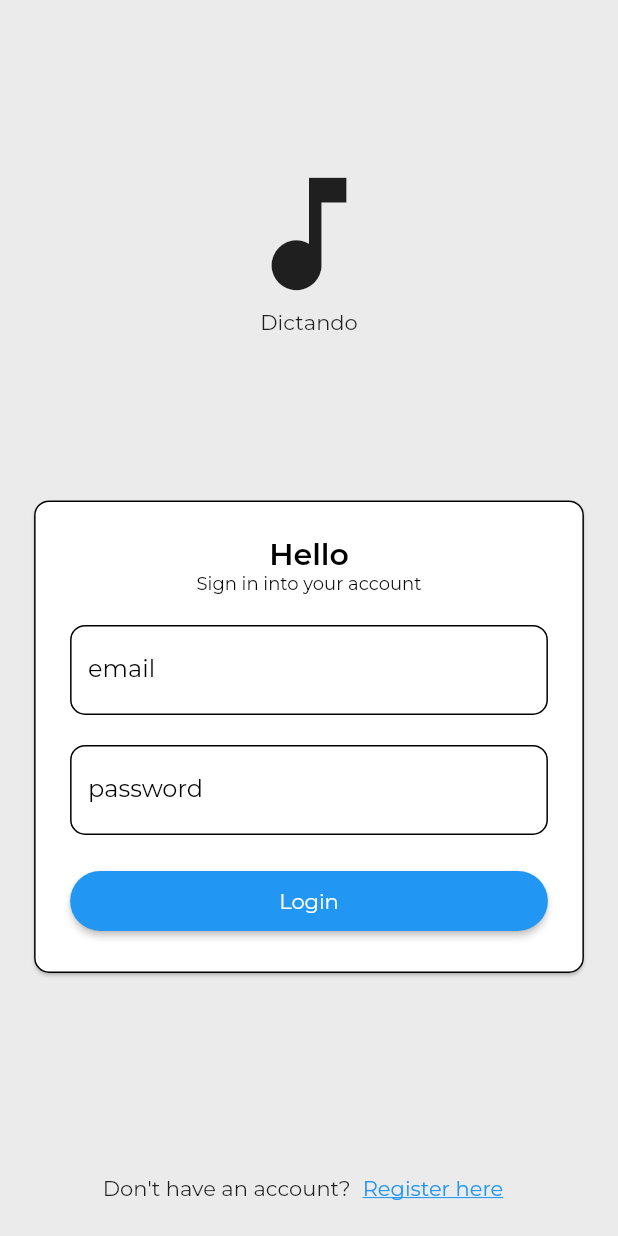
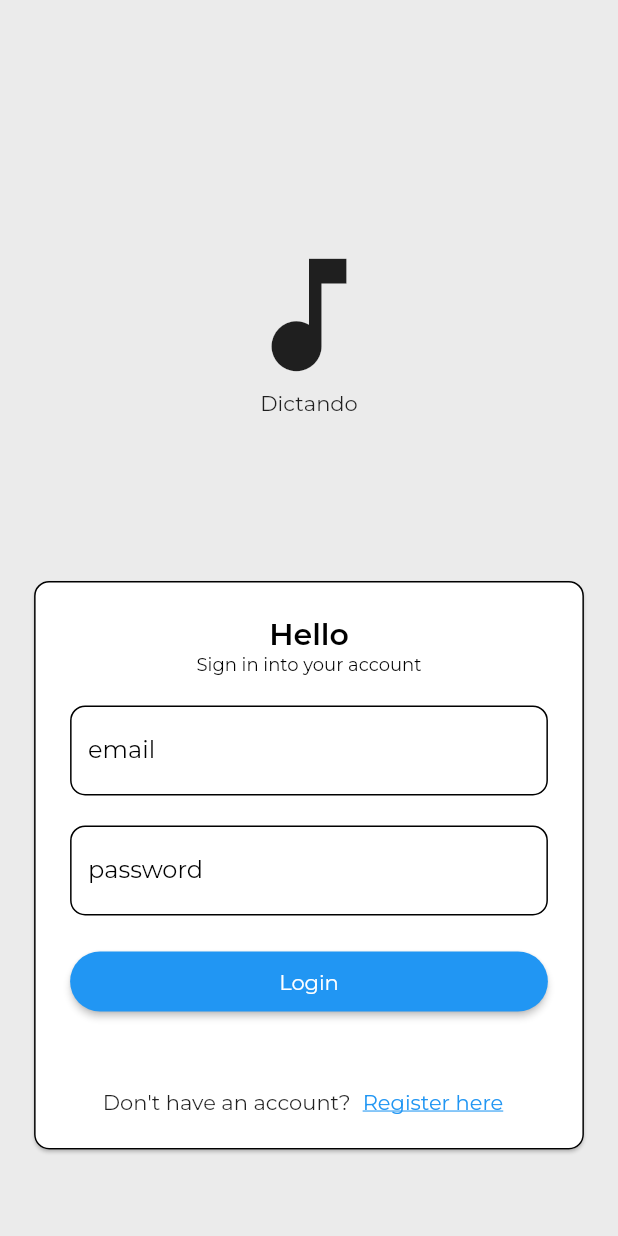
Before and after one commit to zoskar/tranquillo, a Flutter app: the screen it shows after launch, on a phone screen of 412 x 824 dp. Run offline on Flutter 3.47's test engine with Material 2 defaults, Android fonts, the phone set to English and light mode, and no system bars; drawn by our look-alikes of flutter_form_builder; our stand-ins replace firebase_auth, firebase_core, firebase_database, flutter_bloc, flutter_hooks; accounts and stored records are empty.

```diff
--- a/lib/data/classes.dart
+++ b/lib/data/classes.dart
@@ -1,3 +1,9 @@
+import 'package:json_annotation/json_annotation.dart';
+part 'classes.g.dart';
+
+// flutter pub run build_runner build --delete-conflicting-outputs
+
+@JsonSerializable()
 class Note {
   Note({
     // 1 - 1/32
@@ -7,16 +13,31 @@ class Note {
     required this.pitch,
   });
 
+  factory Note.fromJson(Map<String, dynamic> json) => _$NoteFromJson(json);
+
   int duration;
   int pitch;
+
+  Map<String, dynamic> toJson() => _$NoteToJson(this);
 }
 
+@JsonSerializable(explicitToJson: true)
 class Beat {
   Beat(this.notes);
+
+  factory Beat.fromJson(Map<String, dynamic> json) => _$BeatFromJson(json);
+  Map<String, dynamic> toJson() => _$BeatToJson(this);
+
   List<Note> notes;
 }
 
+@JsonSerializable(explicitToJson: true)
 class Dictando {
   Dictando(this.beats);
+
+  factory Dictando.fromJson(Map<String, dynamic> json) =>
+      _$DictandoFromJson(json);
+  Map<String, dynamic> toJson() => _$DictandoToJson(this);
+
   List<Beat> beats;
 }
--- a/lib/presentation/login/login_screen.dart
+++ b/lib/presentation/login/login_screen.dart
@@ -7,7 +7,8 @@ import 'package:flutter_hooks/flutter_hooks.dart';
 import 'package:dict/cubits/auth_cubit.dart';
 
 class LoginScreen extends HookWidget {
-  const LoginScreen({Key? key}) : super(key: key);
+  LoginScreen({Key? key}) : super(key: key);
+  final formKey = GlobalKey<FormBuilderState>();
 
   void onPressedLogin(
     BuildContext context,
@@ -28,9 +29,9 @@ class LoginScreen extends HookWidget {
     }
   }
 
+
   @override
   Widget build(BuildContext context) {
-    final formKey = GlobalKey<FormBuilderState>();
 
     final isError = useState(false);
 
@@ -40,12 +41,11 @@ class LoginScreen extends HookWidget {
     return Stack(
       children: [
         Scaffold(
-          // appBar: AppBar(
-          //   toolbarHeight: 4,
-          // ),
-          body: SizedBox(
-            width: width,
+          resizeToAvoidBottomInset: true,
+          body: Center(
+            child: SingleChildScrollView(
               child: Column(
+                mainAxisSize: MainAxisSize.min,
                 children: [
                   SizedBox(
                     height: height / 2.5,
@@ -70,7 +70,9 @@ class LoginScreen extends HookWidget {
                       color: Colors.white,
                       child: FormBuilder(
                         key: formKey,
-                      child: Padding(
+                        child: Column(
+                          children: [
+                            Padding(
                               padding: const EdgeInsets.all(24.0),
                               child: Wrap(
                                 alignment: WrapAlignment.center,
@@ -175,10 +177,6 @@ class LoginScreen extends HookWidget {
                                 ],
                               ),
                             ),
-                    ),
-                  ),
-                ),
-                const Spacer(),
                             Padding(
                               padding: const EdgeInsets.all(8.0),
                               child: Row(
@@ -190,7 +188,8 @@ class LoginScreen extends HookWidget {
                                       Navigator.push(
                                         context,
                                         MaterialPageRoute(
-                              builder: (context) => const RegisterScreen(),
+                                          builder: (context) =>
+                                              const RegisterScreen(),
                                         ),
                                       );
                                     },
@@ -208,6 +207,12 @@ class LoginScreen extends HookWidget {
                         ),
                       ),
                     ),
+                  ),
+                ],
+              ),
+            ),
+          ),
+        ),
         if (context.watch<AuthCubit>().state is AuthenticationInProgress)
           const Center(
             child: CircularProgressIndicator(),
--- a/pubspec.yaml
+++ b/pubspec.yaml
@@ -29,13 +29,13 @@ dependencies:
   form_builder_validators: ^8.3.0
   freezed_annotation: ^2.1.0
   go_router: ^4.5.1
-  json_annotation: ^4.4.0
+  json_annotation: ^4.8.0
   loading_indicator: ^3.0.2
   provider: ^6.0.2
   shimmer_animation: ^2.1.0+1
 
 dev_dependencies:
-  build_runner: ^2.1.7
+  build_runner: ^2.3.3
   flutter_gen_runner: ^5.0.2
   flutter_lints: ^2.0.1
   flutter_test:
@@ -43,7 +43,7 @@ dev_dependencies:
   freezed: ^2.1.0+1
   go_router_builder: ^1.0.3
   injectable_generator: ^1.5.2
-  json_serializable: ^6.1.3
+  json_serializable: ^6.6.1
 
 flutter:
   uses-material-design: true
```
Also changed, not shown: lib/cubits/user_data_cubit.dart (+11 -0 lines), lib/gen/fonts.gen.dart (added, +18 -0 lines), lib/presentation/create_screen.dart (+5 -2 lines), lib/presentation/router.dart (+4 -7 lines), lib/data/classes.g.dart (added), pubspec.lock. Lines whose indentation alone changed are shown as unchanged.
